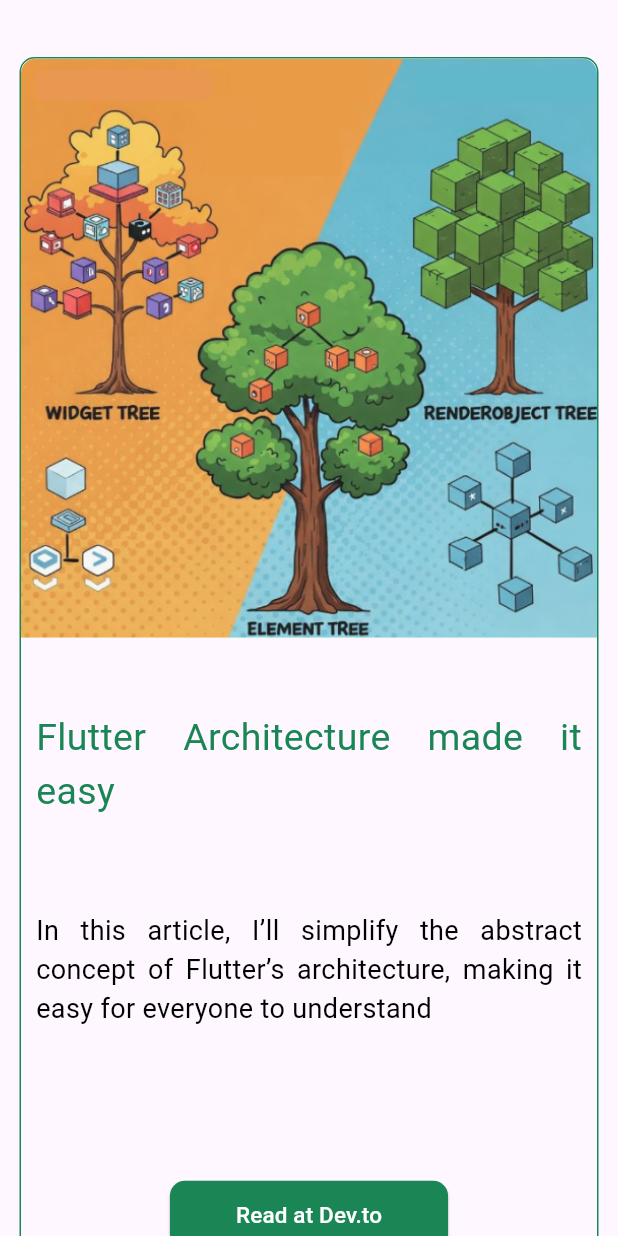
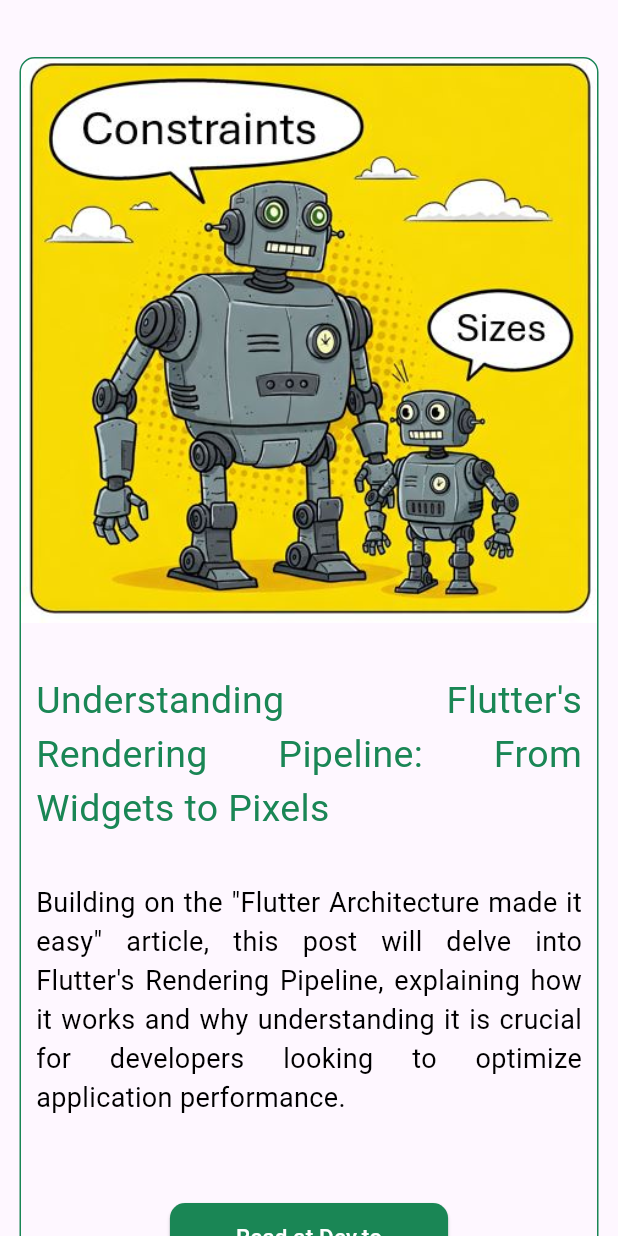
Before and after one commit to Azurba2/siteFlutter, a Flutter app: the Articles widget shown alone on an empty page, opened directly with empty values, on a phone screen of 412 x 824 dp. Run offline on Flutter 3.47's test engine with Material 3 defaults, Android fonts, the phone set to English and light mode, and no system bars; our stand-ins replace flutter_svg, timeline_tile.

Commit message:
adiciona artigo rendering pipeline

```diff
--- a/joaoSiteFlutter/lib/Articles/articles.dart
+++ b/joaoSiteFlutter/lib/Articles/articles.dart
@@ -19,9 +19,21 @@
             spacing: 20,
             children: [
               SharedCard(
+                  title:
+                      "Understanding Flutter's Rendering Pipeline: From Widgets to Pixels",
+                  summary:
+                      "Building on the \"Flutter Architecture made it easy\" article, this post will delve into Flutter's Rendering Pipeline, explaining how it works and why understanding it is crucial for developers looking to optimize application performance.",
+                  height: 830,
+                  width: 400,
+                  button: "Read at Dev.to",
+                  image: "assets/images/renderingPipeline.JPG",
+                  onPressed: () => _launchURL(
+                      "https://dev.to/joaopimentag/understanding-flutters-rendering-pipeline-from-widgets-to-pixels-574f",
+                      context)),
+              SharedCard(
                   title: "Flutter Architecture made it easy",
                   summary:
-                      "In this article, I’ll simplify the abstract concept of Flutter’s architecture, making it easy for everyone to understand",
+                      "In this article, I’ll simplify the abstract concept of Flutter’s architecture, making it easy for everyone to understand.",
                   height: 830,
                   width: 400,
                   button: "Read at Dev.to",
--- a/joaoSiteFlutter/pubspec.yaml
+++ b/joaoSiteFlutter/pubspec.yaml
@@ -100,6 +100,7 @@
     - assets/images/accessibility.PNG
     - assets/images/flutterTree.PNG
     - assets/images/flutterRobot.PNG
+    - assets/images/renderingPipeline.JPG
 
   # An image asset can refer to one or more resolution-specific "variants", see
   # https://flutter.dev/assets-and-images/#resolution-aware
```
Also changed, not shown: joaoSiteFlutter/assets/images/renderingPipeline.JPG (added).
